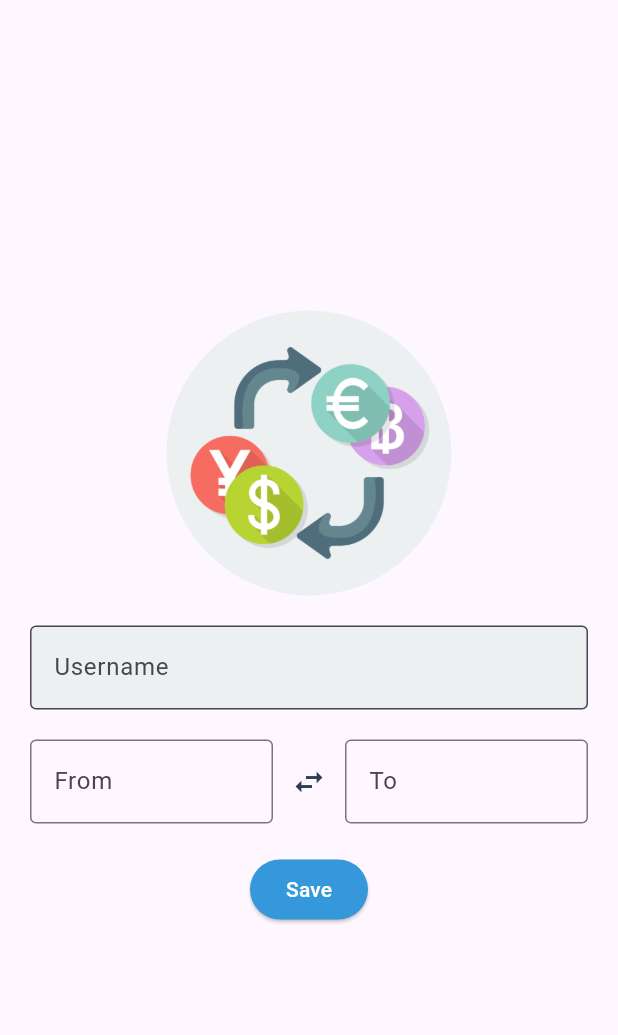
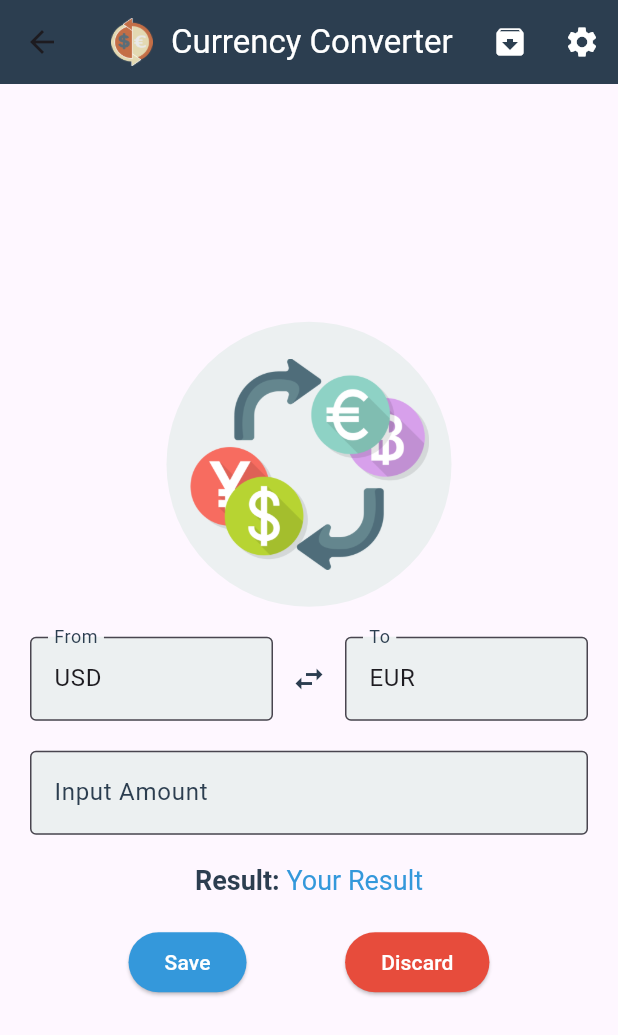
Before and after one commit to malek-bachta/currency_app, a Flutter app: the screen it shows after launch, after a tap on "Save", on a phone screen of 412 x 824 dp. Shown: the top 1035 px of the screen. Run offline on Flutter 3.47's test engine with Material 3 defaults, Android fonts, the phone set to English and light mode, and no system bars; our stand-ins replace shared_preferences; network calls fail.

Commit message:
save more data

```diff
--- /dev/null
+++ b/devtools_options.yaml
@@ -0,0 +1 @@
+extensions:
--- a/lib/screens/Home_screen.dart
+++ b/lib/screens/Home_screen.dart
@@ -1,4 +1,5 @@
 import 'package:currecy_App/models/Conversion.dart';
+import 'package:currecy_App/screens/Archive_screen.dart';
 import 'package:currecy_App/screens/popups/Settings_popup.dart';
 import 'package:currecy_App/screens/helpers/shared_preferences_helper.dart';
 import 'package:flutter/material.dart';
@@ -22,7 +23,6 @@ class _HomeScreenState extends State<HomeScreen> {
   void initState() {
     super.initState();
 
-    // Initialize controllers and load saved data
     inputAmountController = TextEditingController();
     fromCurrencyController = TextEditingController();
     toCurrencyController = TextEditingController();
@@ -34,10 +34,8 @@ class _HomeScreenState extends State<HomeScreen> {
     // Retrieve saved data from SharedPreferences
     final Map<String, String> conversionPreferences =
         await SharedPreferencesHelper.getConversionPreferences();
-    final String? inputAmount =
-        await SharedPreferencesHelper.getInputAmount();
+    final String? inputAmount = await SharedPreferencesHelper.getInputAmount();
 
-    // Update UI with saved data
     setState(() {
       inputAmountController.text = inputAmount ?? '';
       fromCurrencyController.text = conversionPreferences['fromCurrency'] ?? '';
@@ -49,7 +47,7 @@ class _HomeScreenState extends State<HomeScreen> {
     showDialog(
       context: context,
       builder: (BuildContext context) {
-        return SettingsPopup(); // Use the SettingsPopup widget
+        return SettingsPopup();
       },
     );
   }
@@ -81,8 +79,16 @@ class _HomeScreenState extends State<HomeScreen> {
               Icons.archive,
               color: Colors.white,
             ),
-            onPressed: () {
-              // Navigate to ArchiveScreen
+             onPressed: () {
+              // Navigate to ArchiveScreen with the list of conversions
+              Navigator.push(
+                context,
+                MaterialPageRoute(
+                  builder: (context) => ArchiveScreen(
+                    conversions: [staticConversion], // Add your list of conversions here
+                  ),
+                ),
+              );
             },
           ),
           IconButton(
@@ -101,18 +107,20 @@ class _HomeScreenState extends State<HomeScreen> {
         child: Column(
           mainAxisAlignment: MainAxisAlignment.center,
           children: [
-            TextField(
-              controller: inputAmountController,
-              decoration: InputDecoration(
-                border: OutlineInputBorder(),
-                labelText: 'Input Amount',
-                fillColor: const Color(0xFFECF0F1),
-                filled: true,
-                labelStyle: TextStyle(
-                  color: const Color(0xFF2C3E50),
+            Container(
+              width: 190.0,
+              height: 190.0,
+              decoration: BoxDecoration(
+                shape: BoxShape.circle,
+                color: const Color(0xFFECF0F1),
+              ),
+              child: Center(
+                child: Image.asset(
+                  'assets/images/currencylogo.png',
+                  width: 160.0,
+                  height: 160.0,
                 ),
               ),
-              // Handle text input 1 changes
             ),
             SizedBox(height: 20.0),
             Row(
@@ -129,7 +137,6 @@ class _HomeScreenState extends State<HomeScreen> {
                         color: const Color(0xFF2C3E50),
                       ),
                     ),
-                    // Handle text input 1 changes
                   ),
                 ),
                 IconButton(
@@ -153,13 +160,24 @@ class _HomeScreenState extends State<HomeScreen> {
                         color: const Color(0xFF2C3E50),
                       ),
                     ),
-                    // Handle text input 2 changes
                   ),
                 ),
               ],
             ),
             SizedBox(height: 20.0),
-            // Use RichText for a more professional look
+            TextField(
+              controller: inputAmountController,
+              decoration: InputDecoration(
+                border: OutlineInputBorder(),
+                labelText: 'Input Amount',
+                fillColor: const Color(0xFFECF0F1),
+                filled: true,
+                labelStyle: TextStyle(
+                  color: const Color(0xFF2C3E50),
+                ),
+              ),
+            ),
+            SizedBox(height: 20.0),
             RichText(
               text: TextSpan(
                 text: 'Result: ',
--- a/lib/screens/Initial_screen.dart
+++ b/lib/screens/Initial_screen.dart
@@ -4,6 +4,7 @@ import 'package:currecy_App/screens/helpers/shared_preferences_helper.dart';
 import 'package:currecy_App/screens/widgets/custom_dropdown.dart';
 import 'package:flutter/material.dart';
 import 'package:provider/provider.dart';
+import 'package:currecy_App/screens/Home_screen.dart'; // Import the HomeScreen
 
 class InitialScreen extends StatefulWidget {
   const InitialScreen({Key? key});
@@ -119,6 +120,14 @@ class _InitialScreenState extends State<InitialScreen> {
                 print(
                     'From Currency: ${conversionPreferences['fromCurrency']}');
                 print('To Currency: ${conversionPreferences['toCurrency']}');
+
+                // Navigate to HomeScreen
+                Navigator.push(
+                  context,
+                  MaterialPageRoute(
+                    builder: (context) => HomeScreen(),
+                  ),
+                );
               },
               child: Text(
                 'Save',
--- a/lib/screens/widgets/custom_dropdown.dart
+++ b/lib/screens/widgets/custom_dropdown.dart
@@ -29,13 +29,11 @@ class CustomDropdown extends StatelessWidget {
           onChanged: (value) {
             final selected = currencies.firstWhere(
               (currency) => currency.code.toLowerCase() == value.toLowerCase(),
-              orElse: () =>
-                  currencies.first,
+              orElse: () => currencies.first,
             );
             onChanged(selected);
           },
         ),
-
       ],
     );
   }
--- a/pubspec.yaml
+++ b/pubspec.yaml
@@ -36,6 +36,7 @@ dependencies:
   shared_preferences: ^2.0.8
   badges: ^3.1.2
   uuid: ^4.0.0
+  dropdown_textfield: ^1.0.8
 
   # The following adds the Cupertino Icons font to your application.
   # Use with the CupertinoIcons class for iOS style icons.
```
Also changed, not shown: pubspec.lock.
